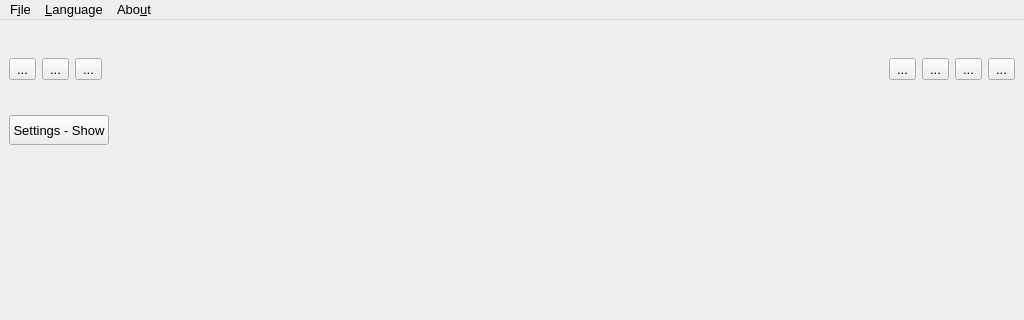
Above: Pandora.ui from KDE/brprint3d before the change; both pictures show x 0 to 1024 and y 0 to 320 of the 1024 by 768 pixel window. Below: the same form after it.
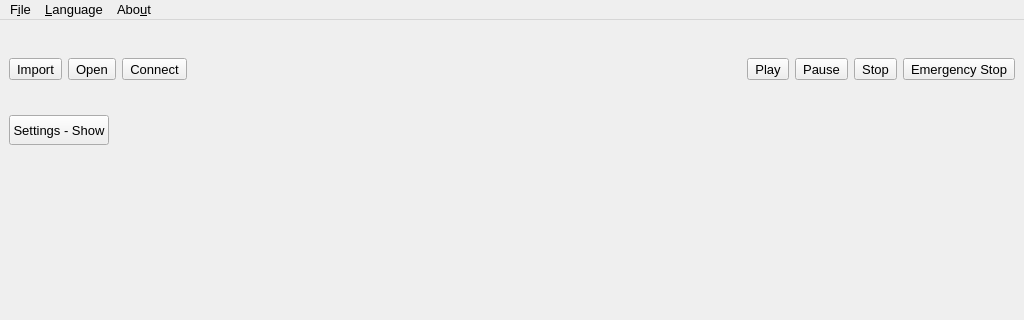
That is the form after the change. Icons and pictures are not drawn. Custom widgets are drawn as their Qt base class.

Commit message: re-Add text and icons on BigButtons

Diff of the .ui file:
```diff
--- a/Pandora.ui
+++ b/Pandora.ui
@@ -61,21 +61,33 @@
       <item>
        <widget class="BigButton" name="bt_import">
         <property name="text">
-         <string>...</string>
+         <string>Import</string>
+        </property>
+        <property name="icon">
+         <iconset resource="resources.qrc">
+          <normaloff>:/Icons/Icons/import.png</normaloff>:/Icons/Icons/import.png</iconset>
         </property>
        </widget>
       </item>
       <item>
        <widget class="BigButton" name="bt_open">
         <property name="text">
-         <string>...</string>
+         <string>Open</string>
+        </property>
+        <property name="icon">
+         <iconset resource="resources.qrc">
+          <normaloff>:/Icons/Icons/openFile.png</normaloff>:/Icons/Icons/openFile.png</iconset>
         </property>
        </widget>
       </item>
       <item>
        <widget class="BigButton" name="bt_connect">
         <property name="text">
-         <string>...</string>
+         <string>Connect</string>
+        </property>
+        <property name="icon">
+         <iconset resource="resources.qrc">
+          <normaloff>:/Icons/Icons/connect.png</normaloff>:/Icons/Icons/connect.png</iconset>
         </property>
        </widget>
       </item>
@@ -124,28 +136,44 @@
       <item>
        <widget class="BigButton" name="bt_play">
         <property name="text">
-         <string>...</string>
+         <string>Play</string>
+        </property>
+        <property name="icon">
+         <iconset resource="resources.qrc">
+          <normaloff>:/Icons/Icons/play.png</normaloff>:/Icons/Icons/play.png</iconset>
         </property>
        </widget>
       </item>
       <item>
        <widget class="BigButton" name="bt_pause">
         <property name="text">
-         <string>...</string>
+         <string>Pause</string>
+        </property>
+        <property name="icon">
+         <iconset resource="resources.qrc">
+          <normaloff>:/Icons/Icons/pause.png</normaloff>:/Icons/Icons/pause.png</iconset>
         </property>
        </widget>
       </item>
       <item>
        <widget class="BigButton" name="bt_stop">
         <property name="text">
-         <string>...</string>
+         <string>Stop</string>
+        </property>
+        <property name="icon">
+         <iconset resource="resources.qrc">
+          <normaloff>:/Icons/Icons/stop.png</normaloff>:/Icons/Icons/stop.png</iconset>
         </property>
        </widget>
       </item>
       <item>
        <widget class="BigButton" name="bt_stopOnEmergency">
         <property name="text">
-         <string>...</string>
+         <string>Emergency Stop</string>
+        </property>
+        <property name="icon">
+         <iconset resource="resources.qrc">
+          <normaloff>:/Icons/Icons/emergency.png</normaloff>:/Icons/Icons/emergency.png</iconset>
         </property>
        </widget>
       </item>
```
